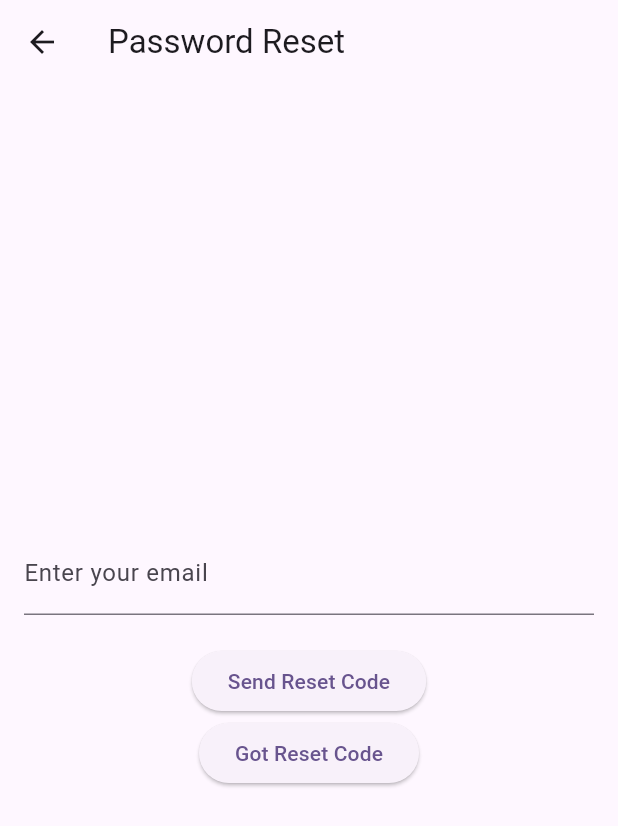
After one commit to petrcechura/Song-book, a Flutter app: the ResetPasswordRequestPage screen opened directly, on a phone screen of 412 x 824 dp. The commit adds this screen. Shown: the top 826 px of the screen. Run offline on Flutter 3.47's test engine with Material 3 defaults, Android fonts, the phone set to English and light mode, and no system bars; our stand-ins replace shared_preferences; accounts and stored records are empty; network calls fail.

Commit message:
reset password working now, not code is being sent, tho

```diff
--- /dev/null
+++ b/flutter_app/lib/reset_password.dart
@@ -0,0 +1,98 @@
+// reset_password.dart
+import 'dart:convert';
+import 'package:flutter/material.dart';
+import 'package:http/http.dart' as http;
+import 'package:flutter_app/urls.dart';
+
+class ResetPasswordPage extends StatefulWidget {
+  final String email;
+  ResetPasswordPage({super.key, required this.email});
+
+  @override
+  State<ResetPasswordPage> createState() => _ResetPasswordPageState();
+}
+
+class _ResetPasswordPageState extends State<ResetPasswordPage> {
+  final TextEditingController codeController = TextEditingController();
+  final TextEditingController passwordController = TextEditingController();
+  bool isLoading = false;
+  String error = '';
+  String message = '';
+
+  Future<void> resetPassword() async {
+    setState(() {
+      isLoading = true;
+      error = '';
+      message = '';
+    });
+
+    try {
+      final response = await http.post(
+        resetPasswordUrl, // This should be the URL you set up for resetting password
+        headers: {'Content-Type': 'application/json'},
+        body: jsonEncode({
+          'email': widget.email,
+          'code': codeController.text,
+          'new_password': passwordController.text,
+        }),
+      );
+
+      if (response.statusCode == 200) {
+        setState(() {
+          message = 'Password reset successful!';
+        });
+      } else {
+        setState(() {
+          error = 'Invalid reset code or email';
+        });
+      }
+    } catch (e) {
+      setState(() {
+        error = 'Connection failed';
+      });
+    } finally {
+      setState(() {
+        isLoading = false;
+      });
+    }
+  }
+
+  @override
+  Widget build(BuildContext context) {
+    return Scaffold(
+      appBar: AppBar(title: const Text('Reset Password')),
+      body: Padding(
+        padding: const EdgeInsets.all(16.0),
+        child: Column(
+          mainAxisAlignment: MainAxisAlignment.center,
+          children: [
+            TextField(
+              controller: codeController,
+              decoration: const InputDecoration(labelText: 'Enter reset code'),
+            ),
+            const SizedBox(height: 12),
+            TextField(
+              controller: passwordController,
+              obscureText: true,
+              decoration: const InputDecoration(
+                labelText: 'Enter new password',
+              ),
+            ),
+            const SizedBox(height: 20),
+            if (error.isNotEmpty)
+              Text(error, style: const TextStyle(color: Colors.red)),
+            if (message.isNotEmpty)
+              Text(message, style: const TextStyle(color: Colors.green)),
+            ElevatedButton(
+              onPressed: isLoading ? null : resetPassword,
+              child:
+                  isLoading
+                      ? const CircularProgressIndicator()
+                      : const Text('Reset Password'),
+            ),
+          ],
+        ),
+      ),
+    );
+  }
+}
--- /dev/null
+++ b/flutter_app/lib/reset_password_request.dart
@@ -0,0 +1,109 @@
+// reset_password_request.dart
+import 'dart:convert';
+import 'package:flutter/material.dart';
+import 'package:http/http.dart' as http;
+import 'package:flutter_app/urls.dart';
+import 'package:flutter_app/reset_password.dart';
+
+class ResetPasswordRequestPage extends StatefulWidget {
+  const ResetPasswordRequestPage({super.key});
+
+  @override
+  State<ResetPasswordRequestPage> createState() =>
+      _ResetPasswordRequestPageState();
+}
+
+class _ResetPasswordRequestPageState extends State<ResetPasswordRequestPage> {
+  final TextEditingController emailController = TextEditingController();
+  bool isLoading = false;
+  String error = '';
+  String message = '';
+
+  String savedEmail = '';
+
+  Future<void> sendResetCode() async {
+    setState(() {
+      isLoading = true;
+      error = '';
+      message = '';
+    });
+
+    try {
+      final response = await http.post(
+        resetPasswordRequestUrl, // This should be the URL you set up for sending reset code
+        headers: {'Content-Type': 'application/json'},
+        body: jsonEncode({'email': emailController.text}),
+      );
+
+      if (response.statusCode == 200) {
+        setState(() {
+          message = 'Reset code sent. Please check your email!';
+        });
+      } else {
+        setState(() {
+          error = 'Failed to send reset code';
+        });
+      }
+    } catch (e) {
+      setState(() {
+        error = 'Connection failed';
+      });
+    } finally {
+      setState(() {
+        isLoading = false;
+      });
+    }
+  }
+
+  void goToPasswordReset(String email) {
+    Navigator.push(
+      context,
+      MaterialPageRoute(builder: (context) => ResetPasswordPage(email: email)),
+    );
+  }
+
+  @override
+  Widget build(BuildContext context) {
+    return Scaffold(
+      appBar: AppBar(title: const Text('Password Reset')),
+      body: Padding(
+        padding: const EdgeInsets.all(16.0),
+        child: Column(
+          mainAxisAlignment: MainAxisAlignment.center,
+          children: [
+            TextField(
+              controller: emailController,
+              decoration: const InputDecoration(labelText: 'Enter your email'),
+            ),
+            const SizedBox(height: 20),
+            if (error.isNotEmpty)
+              Text(error, style: const TextStyle(color: Colors.red)),
+            if (message.isNotEmpty)
+              Text(message, style: const TextStyle(color: Colors.green)),
+            ElevatedButton(
+              onPressed: isLoading ? null : sendResetCode,
+              child:
+                  isLoading
+                      ? const CircularProgressIndicator()
+                      : const Text('Send Reset Code'),
+            ),
+            ElevatedButton(
+              onPressed:
+                  isLoading
+                      ? null
+                      : () => goToPasswordReset(emailController.text),
+              child:
+                  isLoading
+                      ? const SizedBox(
+                        width: 18,
+                        height: 18,
+                        child: CircularProgressIndicator(strokeWidth: 2),
+                      )
+                      : const Text('Got Reset Code'),
+            ),
+          ],
+        ),
+      ),
+    );
+  }
+}
--- a/flutter_app/lib/urls.dart
+++ b/flutter_app/lib/urls.dart
@@ -7,3 +7,5 @@ Uri createLsUrl = Uri.parse("$api/songs/create");
 Uri updateLsUrl(int id) => Uri.parse("$api/songs/edit/$id");
 Uri loginLsUrl = Uri.parse("$api/login");
 Uri registerLsUrl = Uri.parse("$api/register");
+Uri resetPasswordRequestUrl = Uri.parse('$api/send-reset-code');
+Uri resetPasswordUrl = Uri.parse('$api/reset-password');
```
Also changed, not shown: flutter_app/lib/login.dart (+14 -0 lines), flutter_app/lib/main.dart (+2 -108 lines), 5 other files.
